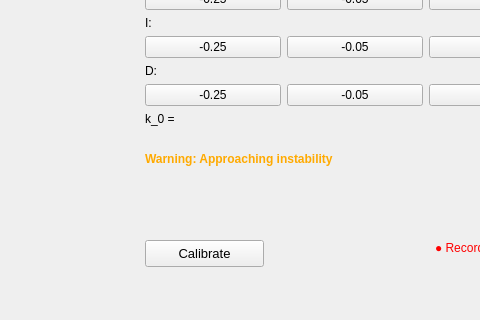
Above: GUI/ui/designer files/main_window.ui from Jone-the-creator/Digital_Twin_client before the change; both pictures show x 485 to 965 and y 480 to 800 of the 1200 by 800 pixel window. Below: the same form after it.
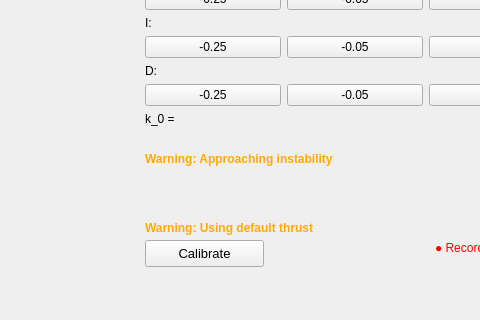
That is the form after the change.

Commit message: append to defaults

```diff
--- a/GUI/ui/designer files/main_window.ui
+++ b/GUI/ui/designer files/main_window.ui
@@ -410,6 +410,27 @@
      <string>Calibrate</string>
     </property>
    </widget>
+   <widget class="QLabel" name="Warn_thrust_alarm">
+    <property name="geometry">
+     <rect>
+      <x>630</x>
+      <y>700</y>
+      <width>191</width>
+      <height>16</height>
+     </rect>
+    </property>
+    <property name="font">
+     <font>
+      <bold>true</bold>
+     </font>
+    </property>
+    <property name="styleSheet">
+     <string notr="true">color: rgb(255, 170, 0);</string>
+    </property>
+    <property name="text">
+     <string>Warning: Using default thrust</string>
+    </property>
+   </widget>
   </widget>
   <widget class="QStatusBar" name="statusbar"/>
   <widget class="QMenuBar" name="menubar">
```
The commit also changes 4 other files.
